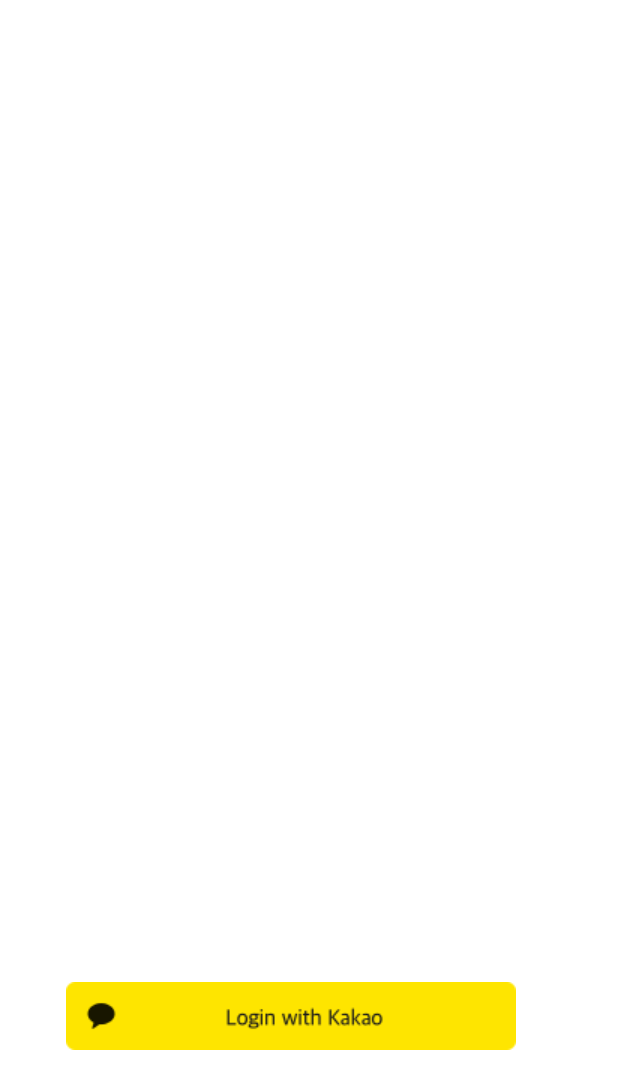
After one commit to LeeJungHwan-Dev/2022_SW_HackAthon_We_Play, an Android app: the layout activity_login.xml on its own in the app's theme, with its tools: preview values and no code run, on a phone screen of 412 x 824 dp. The commit adds this screen. Shown: the top 1089 px of the screen. Run offline under Robolectric (Android 15) with nearby library versions, the light colour scheme and no system bars.

Commit message:
카카오 로그인 버튼까지

```diff
--- a/app/src/main/AndroidManifest.xml
+++ b/app/src/main/AndroidManifest.xml
@@ -7,6 +7,7 @@
     <uses-permission android:name="android.permission.INTERNET" />
 
     <application
+        android:name=".loginActivity"
         android:allowBackup="true"
         android:dataExtractionRules="@xml/data_extraction_rules"
         android:fullBackupContent="@xml/backup_rules"
--- /dev/null
+++ b/app/src/main/res/layout/activity_login.xml
@@ -0,0 +1,19 @@
+<?xml version="1.0" encoding="utf-8"?>
+<androidx.constraintlayout.widget.ConstraintLayout xmlns:android="http://schemas.android.com/apk/res/android"
+    xmlns:app="http://schemas.android.com/apk/res-auto"
+    xmlns:tools="http://schemas.android.com/tools"
+    android:id="@+id/linearLayout2"
+    android:layout_width="match_parent"
+    android:layout_height="match_parent">
+
+    <ImageButton
+        android:id="@+id/imageButton3"
+        android:layout_width="wrap_content"
+        android:layout_height="wrap_content"
+        android:layout_marginStart="44dp"
+        android:layout_marginBottom="124dp"
+        android:background="@android:color/transparent"
+        app:layout_constraintBottom_toBottomOf="parent"
+        app:layout_constraintStart_toStartOf="parent"
+        app:srcCompat="@drawable/kakao_login_medium_wide" />
+</androidx.constraintlayout.widget.ConstraintLayout>
```
Also changed, not shown: app/build.gradle (+0 -7 lines), app/src/main/kotlin/com/example/we_play/loginActivity.kt (+9 -1 lines), app/src/main/res/drawable-v24/kakao_login_medium_wide.png (added).
